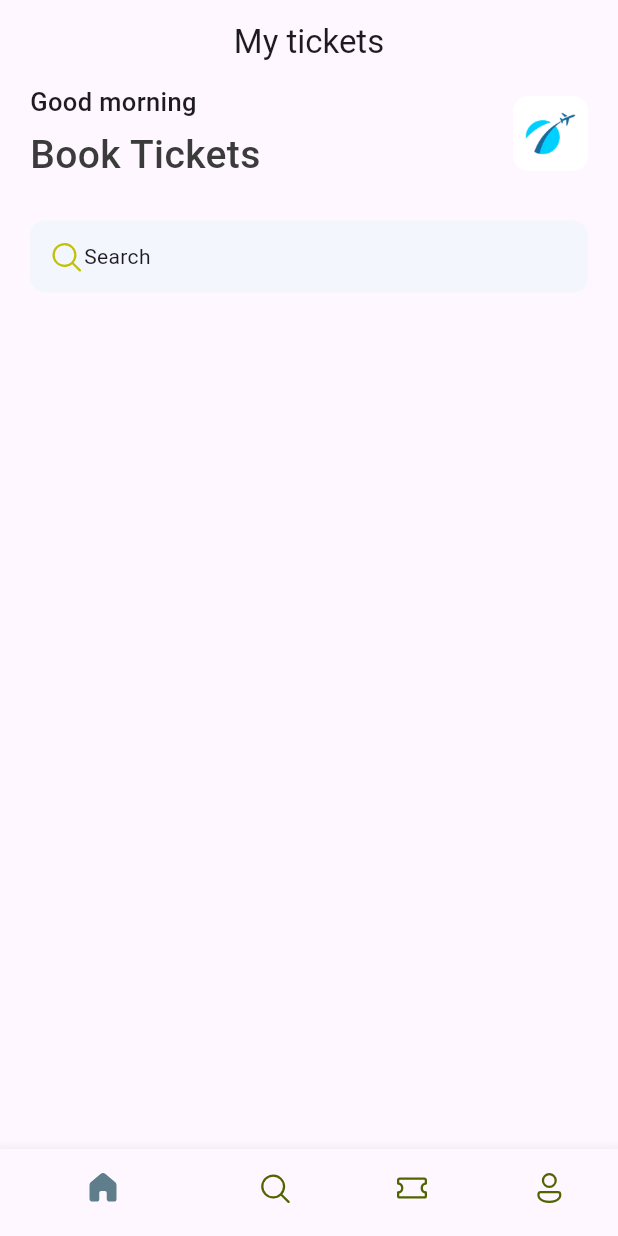
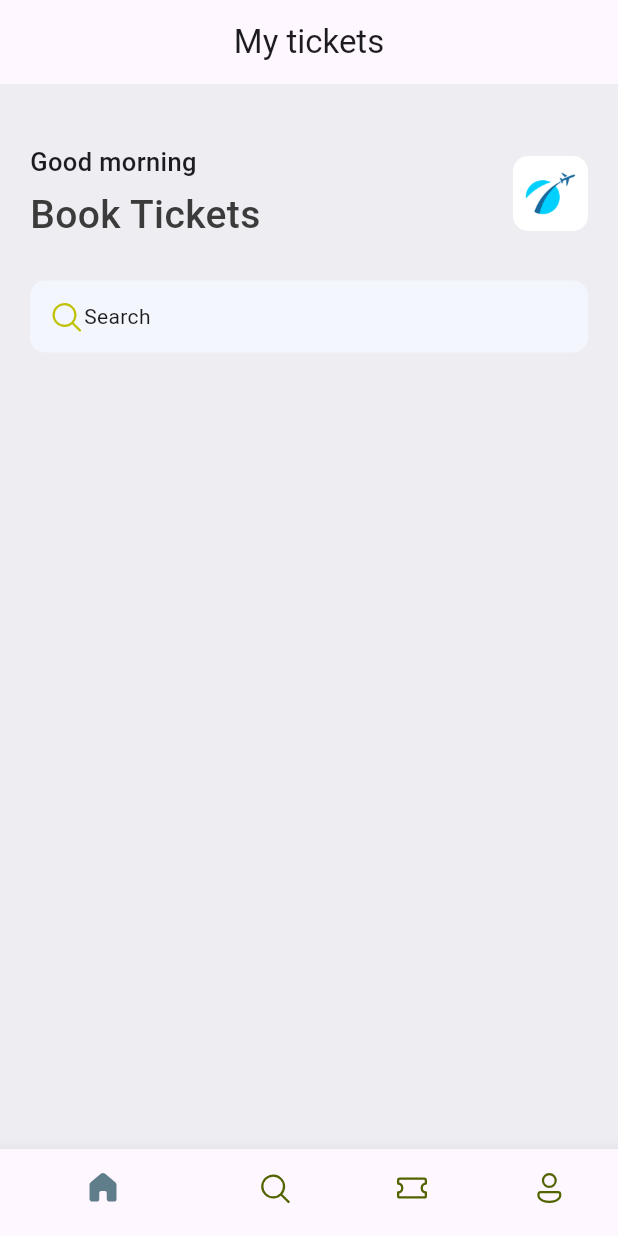
Before and after one commit to StandOut-0/Study-TicketApp, a Flutter app: the screen it shows after launch, on a phone screen of 412 x 824 dp. Run offline on Flutter 3.47's test engine with Material 3 defaults, Android fonts, the phone set to English and light mode, and no system bars; our stand-ins replace fluentui_icons.

Commit message:
bg color 설정하기

```diff
--- a/lib/base/res/style/app_styles.dart
+++ b/lib/base/res/style/app_styles.dart
@@ -3,6 +3,7 @@ import 'package:flutter/material.dart';
 Color primary = const Color(0xFF687daf);
 class AppStyles{
   static Color primaryColor = primary;
+  static Color bgColor = const Color(0xFFeeedf2);
   static Color textColor =  const Color(0xFF3b3b3b);
   static TextStyle headLineStyle1 = TextStyle(
       fontSize: 26,
--- a/lib/base/screens/home_screen.dart
+++ b/lib/base/screens/home_screen.dart
@@ -12,8 +12,10 @@ class HomeScreen extends StatelessWidget {
   @override
   Widget build(BuildContext context) {
     return Scaffold(
+      backgroundColor: AppStyles.bgColor,
       body: ListView(
         children: [
+          const SizedBox(height: 40),
             Container(
               padding: const EdgeInsets.symmetric(horizontal: 20),
               child: Column(
```
